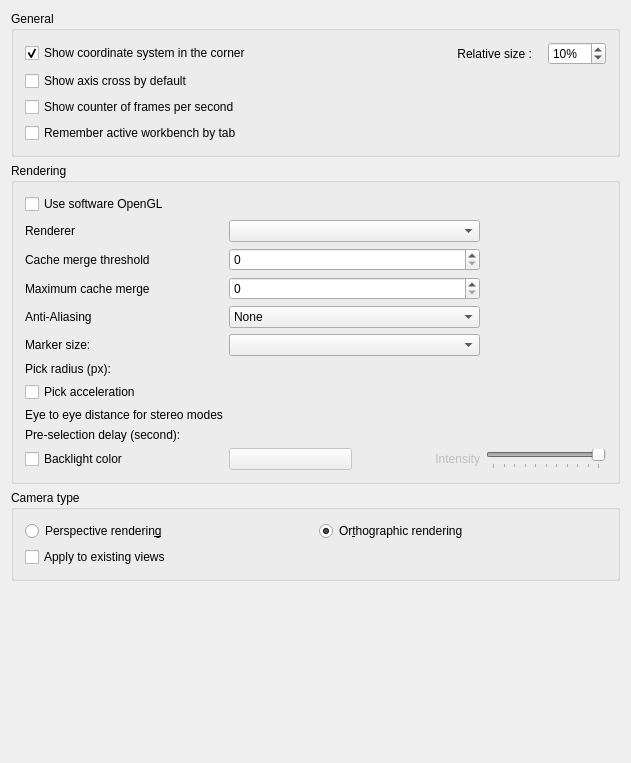
Before: the Qt Designer form src/Gui/PreferencePages/DlgSettings3DView.ui in realthunder/FreeCAD, drawn with Qt 5.
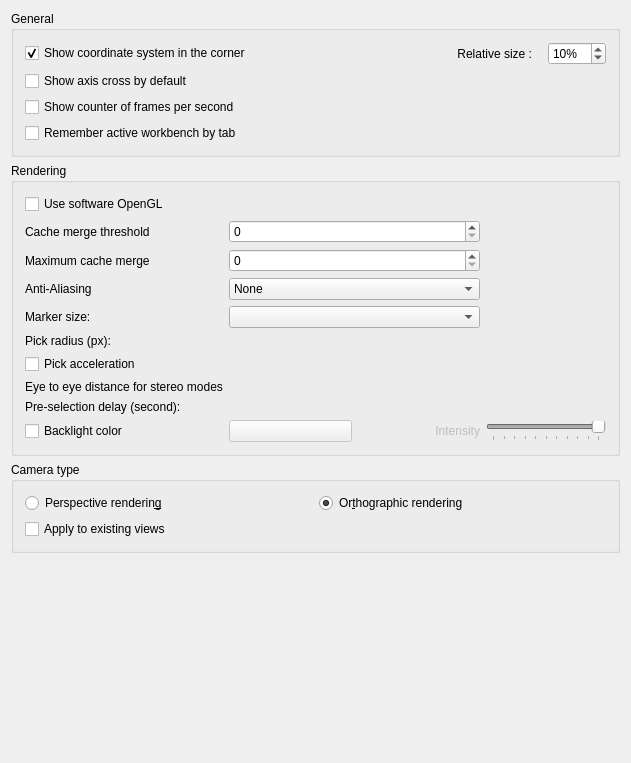
After: the same form once the commit is applied. Custom widgets are drawn as their Qt base class.

What changed in the file:
```diff
--- a/src/Gui/PreferencePages/DlgSettings3DView.ui
+++ b/src/Gui/PreferencePages/DlgSettings3DView.ui
@@ -181,19 +181,6 @@
       </item>
       <item>
        <layout class="QGridLayout" name="gridLayout">
-        <item row="1" column="1" colspan="2">
-         <widget class="Gui::PrefComboBox" name="comboRenderer">
-          <property name="prefPath" stdset="0">
-           <cstring>View/Render</cstring>
-          </property>
-          <property name="prefEntry" stdset="0">
-           <cstring>Type</cstring>
-          </property>
-          <property name="prefType" stdset="0">
-           <cstring>Default</cstring>
-          </property>
-         </widget>
-        </item>
         <item row="3" column="1" colspan="2">
          <widget class="Gui::PrefSpinBox" name="renderCacheMergeCountMax">
           <property name="maximum">
@@ -434,13 +421,6 @@
           </property>
          </widget>
         </item>
-        <item row="1" column="0">
-         <widget class="QLabel" name="labelRenderer">
-          <property name="text">
-           <string>Renderer</string>
-          </property>
-         </widget>
-        </item>
         <item row="9" column="1" colspan="2">
          <widget class="Gui::PrefDoubleSpinBox" name="FloatSpinBox_EyeDistance" native="true">
           <property name="minimumSize">
```
